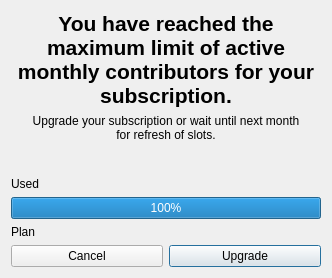
Above: Mergin/ui/ui_project_limit_hit_dialog.ui from MerginMaps/qgis-plugin before the change. Below: the same form after it.
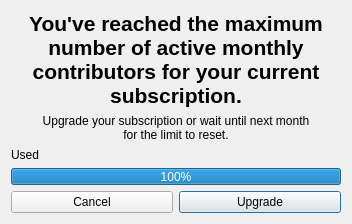
That is the form after the change.

The edit to the form file:
```diff
--- a/Mergin/ui/ui_project_limit_hit_dialog.ui
+++ b/Mergin/ui/ui_project_limit_hit_dialog.ui
@@ -6,15 +6,15 @@
    <rect>
     <x>0</x>
     <y>0</y>
-    <width>332</width>
-    <height>278</height>
+    <width>352</width>
+    <height>224</height>
    </rect>
   </property>
   <property name="windowTitle">
    <string>Project limit hit</string>
   </property>
-  <layout class="QVBoxLayout" name="verticalLayout">
-   <item>
+  <layout class="QGridLayout" name="gridLayout">
+   <item row="0" column="0">
     <widget class="QLabel" name="label">
      <property name="sizePolicy">
       <sizepolicy hsizetype="Preferred" vsizetype="Minimum">
@@ -30,7 +30,7 @@
       </font>
      </property>
      <property name="text">
-      <string>You have reached the maximum limit of active monthly contributors for your subscription.</string>
+      <string>You've reached the maximum number of active monthly contributors for your current subscription.</string>
      </property>
      <property name="textFormat">
       <enum>Qt::AutoText</enum>
@@ -43,80 +43,41 @@
      </property>
     </widget>
    </item>
-   <item>
-    <widget class="QLabel" name="label_2">
-     <property name="text">
-      <string>Upgrade your subscription or wait until next month
-for refresh of slots.</string>
-     </property>
-     <property name="alignment">
-      <set>Qt::AlignCenter</set>
-     </property>
-    </widget>
-   </item>
-   <item>
-    <spacer name="verticalSpacer">
-     <property name="orientation">
-      <enum>Qt::Vertical</enum>
-     </property>
-     <property name="sizeHint" stdset="0">
-      <size>
-       <width>20</width>
-       <height>40</height>
-      </size>
-     </property>
-    </spacer>
-   </item>
-   <item>
-    <layout class="QHBoxLayout" name="horizontalLayout">
-     <item>
-      <widget class="QLabel" name="label_3">
-       <property name="text">
-        <string>Used</string>
-       </property>
-      </widget>
-     </item>
-     <item>
-      <widget class="QLabel" name="planQuota_label">
-       <property name="text">
-        <string/>
-       </property>
-       <property name="alignment">
-        <set>Qt::AlignRight|Qt::AlignTrailing|Qt::AlignVCenter</set>
-       </property>
-      </widget>
-     </item>
-    </layout>
-   </item>
-   <item>
+   <item row="3" column="0">
     <widget class="QProgressBar" name="plan_quota_progress_bar">
+     <property name="enabled">
+      <bool>true</bool>
+     </property>
+     <property name="sizePolicy">
+      <sizepolicy hsizetype="Preferred" vsizetype="Fixed">
+       <horstretch>0</horstretch>
+       <verstretch>0</verstretch>
+      </sizepolicy>
+     </property>
+     <property name="minimumSize">
+      <size>
+       <width>0</width>
+       <height>15</height>
+      </size>
+     </property>
+     <property name="maximumSize">
+      <size>
+       <width>16777215</width>
+       <height>16777215</height>
+      </size>
+     </property>
+     <property name="baseSize">
+      <size>
+       <width>0</width>
+       <height>15</height>
+      </size>
+     </property>
      <property name="value">
       <number>100</number>
      </property>
     </widget>
    </item>
-   <item>
-    <layout class="QHBoxLayout" name="horizontalLayout_2">
-     <item>
-      <widget class="QLabel" name="label_6">
-       <property name="text">
-        <string>Plan</string>
-       </property>
-      </widget>
-     </item>
-     <item>
-      <widget class="QLabel" name="planName_label">
-       <property name="text">
-        <string/>
-       </property>
-       <property name="alignment">
-        <set>Qt::AlignRight|Qt::AlignTrailing|Qt::AlignVCenter</set>
-       </property>
-      </widget>
-     </item>
-    </layout>
-   </item>
-   <item>
+   <item row="5" column="0">
     <layout class="QHBoxLayout" name="horizontalLayout_3">
      <item>
       <widget class="QPushButton" name="cancel_btn">
@@ -133,8 +94,11 @@
      </item>
      <item>
       <widget class="QPushButton" name="upgrade_plan_btn">
+       <property name="enabled">
+        <bool>true</bool>
+       </property>
        <property name="sizePolicy">
-        <sizepolicy hsizetype="Fixed" vsizetype="Fixed">
+        <sizepolicy hsizetype="Preferred" vsizetype="Preferred">
          <horstretch>0</horstretch>
          <verstretch>0</verstretch>
         </sizepolicy>
@@ -151,11 +115,41 @@
          <height>16777215</height>
         </size>
        </property>
+       <property name="font">
+        <font>
+         <kerning>true</kerning>
+        </font>
+       </property>
        <property name="text">
         <string>Upgrade</string>
        </property>
        <property name="default">
         <bool>true</bool>
+       </property>
+       <property name="flat">
+        <bool>false</bool>
+       </property>
+      </widget>
+     </item>
+    </layout>
+   </item>
+   <item row="1" column="0">
+    <widget class="QLabel" name="label_2">
+     <property name="text">
+      <string>Upgrade your subscription or wait until next month
+for the limit to reset.</string>
+     </property>
+     <property name="alignment">
+      <set>Qt::AlignCenter</set>
+     </property>
+    </widget>
+   </item>
+   <item row="2" column="0">
+    <layout class="QHBoxLayout" name="horizontalLayout">
+     <item>
+      <widget class="QLabel" name="label_3">
+       <property name="text">
+        <string>Used</string>
        </property>
       </widget>
      </item>
```
